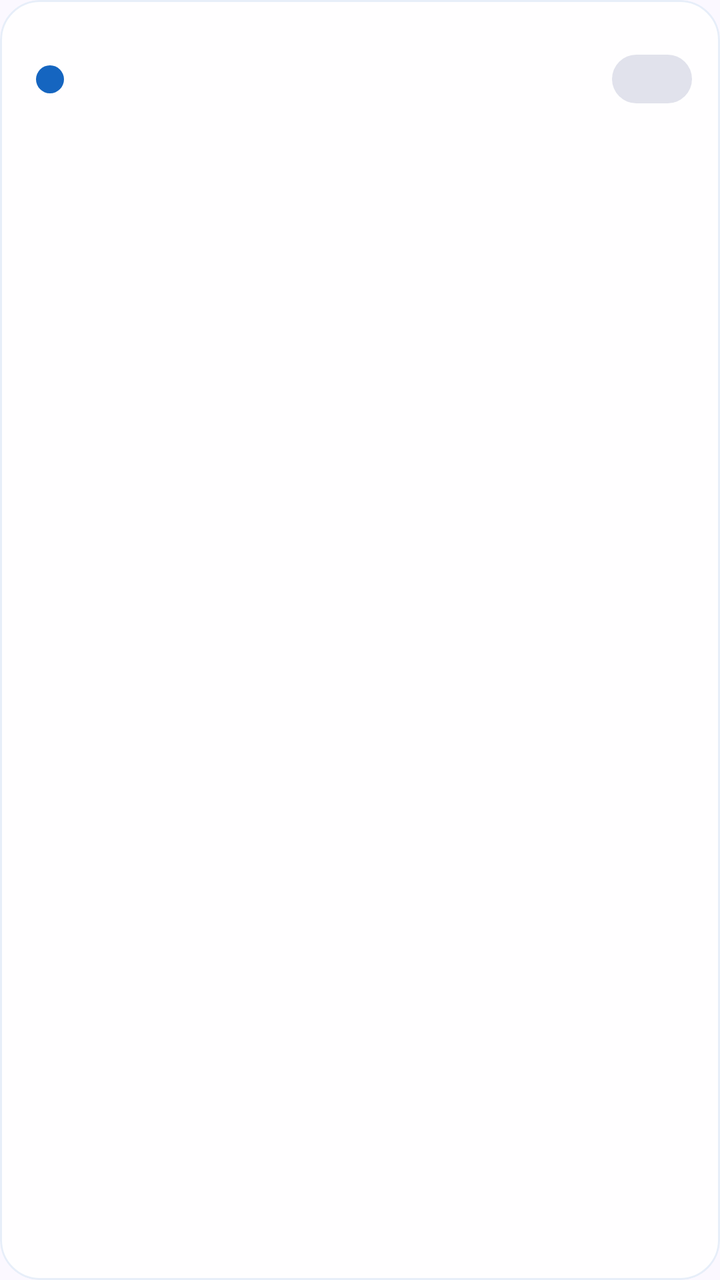
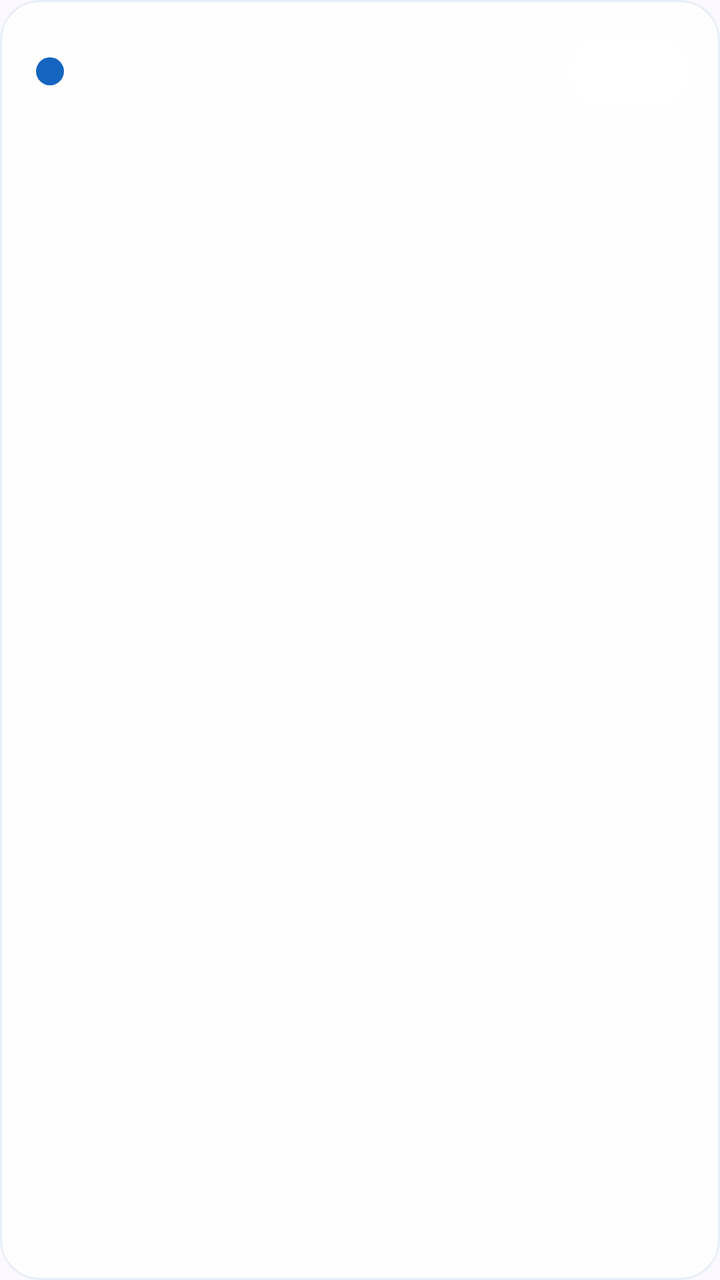

Two renders of the same Android screen: before a commit and after it. Below are the layout's source before the change and the commit's diff.
<!-- AndroidManifest.xml: application theme Theme.Timestamp -->
<!-- res/layout/item_event.xml -->
<?xml version="1.0" encoding="utf-8"?>
<com.google.android.material.card.MaterialCardView
    xmlns:android="http://schemas.android.com/apk/res/android"
    xmlns:app="http://schemas.android.com/apk/res-auto"
    android:layout_width="match_parent"
    android:layout_height="wrap_content"
    android:layout_marginTop="10dp"
    app:cardBackgroundColor="@color/glass_card"
    app:cardCornerRadius="20dp"
    app:cardElevation="0dp"
    app:strokeWidth="1dp"
    app:strokeColor="@color/glass_stroke"
    style="?attr/materialCardViewFilledStyle">

    <LinearLayout
        android:layout_width="match_parent"
        android:layout_height="wrap_content"
        android:orientation="horizontal"
        android:gravity="center_vertical"
        android:paddingStart="18dp"
        android:paddingEnd="14dp"
        android:paddingTop="18dp"
        android:paddingBottom="18dp">

        <View
            android:id="@+id/viewColorDot"
            android:layout_width="14dp"
            android:layout_height="14dp"
            android:background="@drawable/bg_color_dot" />

        <LinearLayout
            android:layout_width="0dp"
            android:layout_height="wrap_content"
            android:layout_weight="1"
            android:layout_marginStart="14dp"
            android:orientation="vertical">

            <TextView
                android:id="@+id/tvEventName"
                android:layout_width="wrap_content"
                android:layout_height="wrap_content"
                android:textColor="?attr/colorOnSurface"
                android:textSize="17sp"
                android:textStyle="bold" />

            <TextView
                android:id="@+id/tvEventInfo"
                android:layout_width="wrap_content"
                android:layout_height="wrap_content"
                android:layout_marginTop="3dp"
                android:textColor="?attr/colorOnSurfaceVariant"
                android:textSize="13sp" />
        </LinearLayout>

        <TextView
            android:id="@+id/tvEventCount"
            android:layout_width="wrap_content"
            android:layout_height="wrap_content"
            android:background="@drawable/bg_count_pill"
            android:gravity="center"
            android:minWidth="40dp"
            android:paddingStart="10dp"
            android:paddingEnd="10dp"
            android:paddingTop="4dp"
            android:paddingBottom="4dp"
            android:textColor="?attr/colorOnSurfaceVariant"
            android:textSize="12sp" />
    </LinearLayout>
</com.google.android.material.card.MaterialCardView>
<!-- resources referenced by this layout -->
<resources>
  <color name="glass_card">#E8FFFFFF</color>
  <color name="glass_stroke">#1A1565C0</color>
  <!-- drawable bg_color_dot (drawable) -->
  <?xml version="1.0" encoding="utf-8"?>
  <shape xmlns:android="http://schemas.android.com/apk/res/android"
      android:shape="oval">
      <solid android:color="#1565C0" />
  </shape>
  <!-- drawable bg_count_pill (drawable) -->
  <?xml version="1.0" encoding="utf-8"?>
  <shape xmlns:android="http://schemas.android.com/apk/res/android"
      android:shape="rectangle">
      <corners android:radius="14dp" />
      <solid android:color="?attr/colorSurfaceVariant" />
  </shape>
  <style name="Theme.Timestamp" parent="Theme.Material3.DayNight.NoActionBar">
          <item name="colorPrimary">@color/md_primary</item>
          <item name="colorOnPrimary">@color/md_on_primary</item>
          <item name="colorPrimaryContainer">@color/md_primary_container</item>
          <item name="colorOnPrimaryContainer">@color/md_on_primary_container</item>
          <item name="colorSecondary">@color/md_secondary</item>
          <item name="colorOnSecondary">@color/md_on_secondary</item>
          <item name="colorSecondaryContainer">@color/md_secondary_container</item>
          <item name="colorOnSecondaryContainer">@color/md_on_secondary_container</item>
          <item name="android:colorBackground">@color/md_background</item>
          <item name="colorSurface">@color/md_surface</item>
          <item name="colorOnSurface">@color/md_on_surface</item>
          <item name="colorSurfaceVariant">@color/md_surface_variant</item>
          <item name="colorOnSurfaceVariant">@color/md_on_surface_variant</item>
          <item name="colorOutline">@color/md_outline</item>
          <item name="android:statusBarColor">@android:color/transparent</item>
          <item name="android:windowLightStatusBar">true</item>
      </style>
  <color name="md_primary">#1565C0</color>
  <color name="md_on_primary">#FFFFFF</color>
  <color name="md_primary_container">#D7E3FF</color>
  <color name="md_on_primary_container">#001B3F</color>
  <color name="md_secondary">#546E7A</color>
  <color name="md_on_secondary">#FFFFFF</color>
  <color name="md_secondary_container">#D6E4EC</color>
  <color name="md_on_secondary_container">#0E1D25</color>
  <color name="md_background">#FBF8FF</color>
  <color name="md_surface">#FBF8FF</color>
  <color name="md_on_surface">#1A1C1E</color>
  <color name="md_surface_variant">#E1E2EC</color>
  <color name="md_on_surface_variant">#44474F</color>
  <color name="md_outline">#74777F</color>
</resources>

<!-- the commit's change to res/layout/item_event.xml (unified diff, before → after) -->
@@ -19,8 +19,8 @@
         android:gravity="center_vertical"
         android:paddingStart="18dp"
         android:paddingEnd="14dp"
-        android:paddingTop="18dp"
-        android:paddingBottom="18dp">
+        android:paddingTop="14dp"
+        android:paddingBottom="14dp">
 
         <View
             android:id="@+id/viewColorDot"
@@ -52,18 +52,37 @@
                 android:textSize="13sp" />
         </LinearLayout>
 
-        <TextView
-            android:id="@+id/tvEventCount"
+        
+        <LinearLayout
+            android:id="@+id/btnQuickRecord"
             android:layout_width="wrap_content"
-            android:layout_height="wrap_content"
-            android:background="@drawable/bg_count_pill"
+            android:layout_height="36dp"
+            android:layout_marginStart="12dp"
+            android:minWidth="62dp"
+            android:orientation="horizontal"
             android:gravity="center"
-            android:minWidth="40dp"
-            android:paddingStart="10dp"
-            android:paddingEnd="10dp"
-            android:paddingTop="4dp"
-            android:paddingBottom="4dp"
-            android:textColor="?attr/colorOnSurfaceVariant"
-            android:textSize="12sp" />
+            android:paddingStart="12dp"
+            android:paddingEnd="14dp"
+            android:background="@drawable/bg_quick_record"
+            android:foreground="?attr/selectableItemBackgroundBorderless"
+            android:clickable="true"
+            android:focusable="true"
+            android:contentDescription="@string/quick_record">
+
+            <ImageView
+                android:layout_width="16dp"
+                android:layout_height="16dp"
+                android:src="@drawable/ic_record_plus"
+                android:importantForAccessibility="no" />
+
+            <TextView
+                android:id="@+id/tvEventCount"
+                android:layout_width="wrap_content"
+                android:layout_height="wrap_content"
+                android:layout_marginStart="6dp"
+                android:textColor="#FFFFFF"
+                android:textSize="13sp"
+                android:textStyle="bold" />
+        </LinearLayout>
     </LinearLayout>
 </com.google.android.material.card.MaterialCardView>
<!-- resource entries referenced after the edit -->
@@ -8,13 +8,25 @@
       android:shape="oval">
       <solid android:color="#1565C0" />
   </shape>
-  <!-- drawable bg_count_pill (drawable) -->
+  <!-- drawable bg_quick_record (drawable) -->
   <?xml version="1.0" encoding="utf-8"?>
   <shape xmlns:android="http://schemas.android.com/apk/res/android"
       android:shape="rectangle">
-      <corners android:radius="14dp" />
-      <solid android:color="?attr/colorSurfaceVariant" />
+      <solid android:color="#FFFFFF" />
+      <corners android:radius="18dp" />
   </shape>
+  <!-- drawable ic_record_plus (drawable) -->
+  <vector xmlns:android="http://schemas.android.com/apk/res/android"
+      android:width="24dp"
+      android:height="24dp"
+      android:viewportWidth="24"
+      android:viewportHeight="24"
+      android:tint="#FFFFFF">
+      <path
+          android:fillColor="@android:color/white"
+          android:pathData="M11,5h2v6h6v2h-6v6h-2v-6H5v-2h6z" />
+  </vector>
+  <string name="quick_record">记录一次</string>
   <style name="Theme.Timestamp" parent="Theme.Material3.DayNight.NoActionBar">
           <item name="colorPrimary">@color/md_primary</item>
           <item name="colorOnPrimary">@color/md_on_primary</item>
